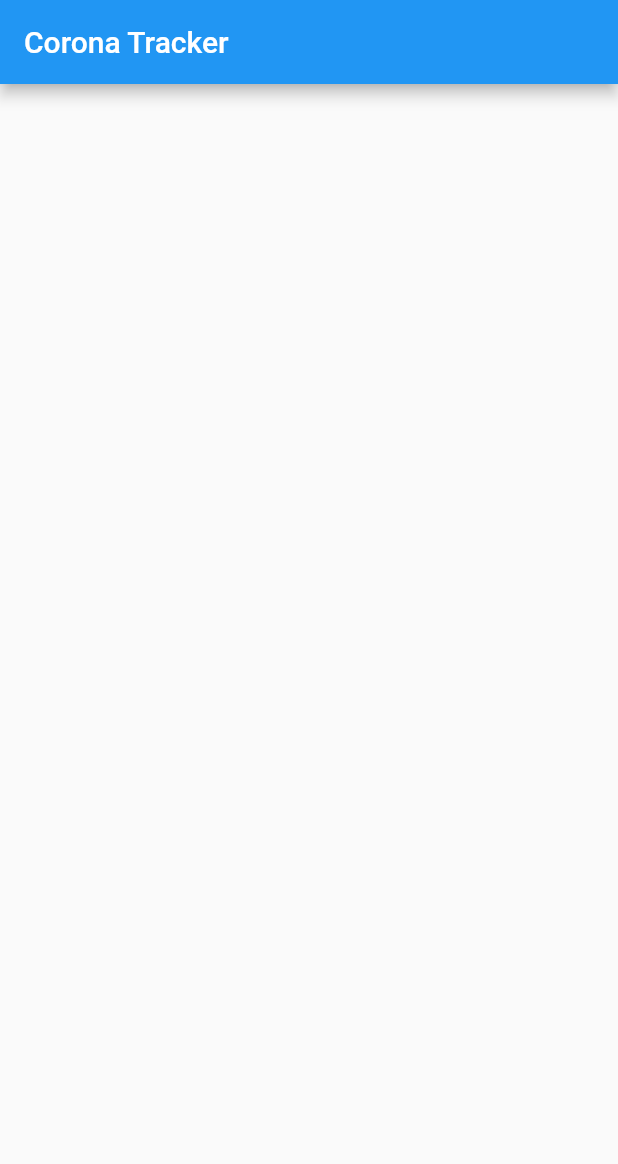
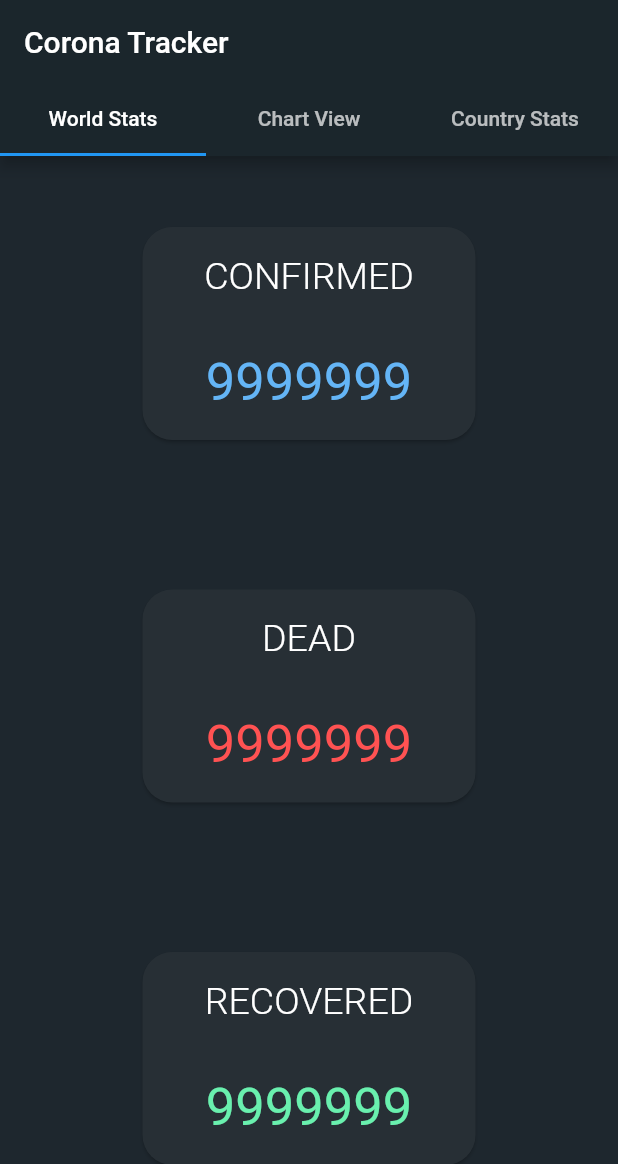
Before and after one commit to NithinRauj/corona-tracker, a Flutter app: the screen it shows after launch, on a phone screen of 412 x 824 dp. Shown: the top 1164 px of the screen. Run offline on Flutter 3.47's test engine with Material 2 defaults, Android fonts, the phone set to English and light mode, and no system bars; our stand-ins replace pie_chart; Roboto replaces fonts that are missing (Montserrat).

Commit message:
Develop UI for app tabs

```diff
--- a/lib/main.dart
+++ b/lib/main.dart
@@ -1,4 +1,7 @@
+import 'package:corona_tracker_app/screens/chart_view.dart';
+import 'package:corona_tracker_app/screens/country_stats.dart';
 import 'package:flutter/material.dart';
+import 'package:corona_tracker_app/screens/world_stats.dart';
 
 void main() => runApp(MyApp());
 
@@ -8,10 +11,31 @@ class MyApp extends StatelessWidget {
   Widget build(BuildContext context) {
     return MaterialApp(
       title: 'Flutter Demo',
-      theme: ThemeData(
-        primarySwatch: Colors.blue,
+      home: DefaultTabController(
+        length: 3,
+        child: Scaffold(
+            backgroundColor: Color(0xff1E272E),
+            appBar: AppBar(
+              title: Text('Corona Tracker'),
+              backgroundColor: Color(0xff1b262c),
+              bottom: TabBar(tabs: [
+                Tab(
+                  child: Text('World Stats'),
+                ),
+                Tab(
+                  child: Text('Chart View'),
+                ),
+                Tab(
+                  child: Text('Country Stats'),
+                )
+              ]),
+            ),
+            body: TabBarView(children: [
+              WorldStats(),
+              ChartView(),
+              CountryStats(),
+            ])),
       ),
-      home: Scaffold(appBar: AppBar(title: Text('Corona Tracker'))),
     );
   }
 }
--- /dev/null
+++ b/lib/screens/world_stats.dart
@@ -0,0 +1,83 @@
+import 'package:flutter/material.dart';
+
+class WorldStats extends StatefulWidget {
+  @override
+  _WorldStatsState createState() => _WorldStatsState();
+}
+
+class _WorldStatsState extends State<WorldStats> {
+  @override
+  Widget build(BuildContext context) {
+    return Container(
+        child: Column(
+      mainAxisAlignment: MainAxisAlignment.spaceEvenly,
+      children: <Widget>[
+        StatsWidget(
+          title: 'CONFIRMED',
+          stats: 9999999,
+          statsColor: Colors.blue[300],
+        ),
+        SizedBox(
+          height: 5.0,
+        ),
+        StatsWidget(
+          title: 'DEAD',
+          stats: 9999999,
+          statsColor: Colors.redAccent,
+        ),
+        SizedBox(
+          height: 5.0,
+        ),
+        StatsWidget(
+          title: 'RECOVERED',
+          stats: 9999999,
+          statsColor: Colors.greenAccent,
+        ),
+      ],
+    ));
+  }
+}
+
+class StatsWidget extends StatelessWidget {
+  const StatsWidget({this.title, this.stats, this.statsColor});
+
+  final String title;
+  final double stats;
+  final Color statsColor;
+
+  @override
+  Widget build(BuildContext context) {
+    return Container(
+      width: 230.0,
+      height: 150.0,
+      child: Card(
+        color: Color(0xff272F35),
+        shape: RoundedRectangleBorder(
+          borderRadius: BorderRadius.circular(20.0),
+        ),
+        child: Column(
+          mainAxisAlignment: MainAxisAlignment.spaceAround,
+          children: <Widget>[
+            Text(
+              title,
+              style: TextStyle(
+                fontFamily: 'Montserrat',
+                fontWeight: FontWeight.w300,
+                color: Colors.white,
+                fontSize: 25.0,
+              ),
+            ),
+            Text(
+              stats.round().toString(),
+              style: TextStyle(
+                fontFamily: 'Montserrat',
+                color: statsColor,
+                fontSize: 35.0,
+              ),
+            ),
+          ],
+        ),
+      ),
+    );
+  }
+}
```
Also changed, not shown: lib/screens/chart_view.dart (added, +60 -0 lines), lib/screens/country_stats.dart (added, +203 -0 lines), pubspec.yaml (+2 -7 lines), pubspec.lock.
